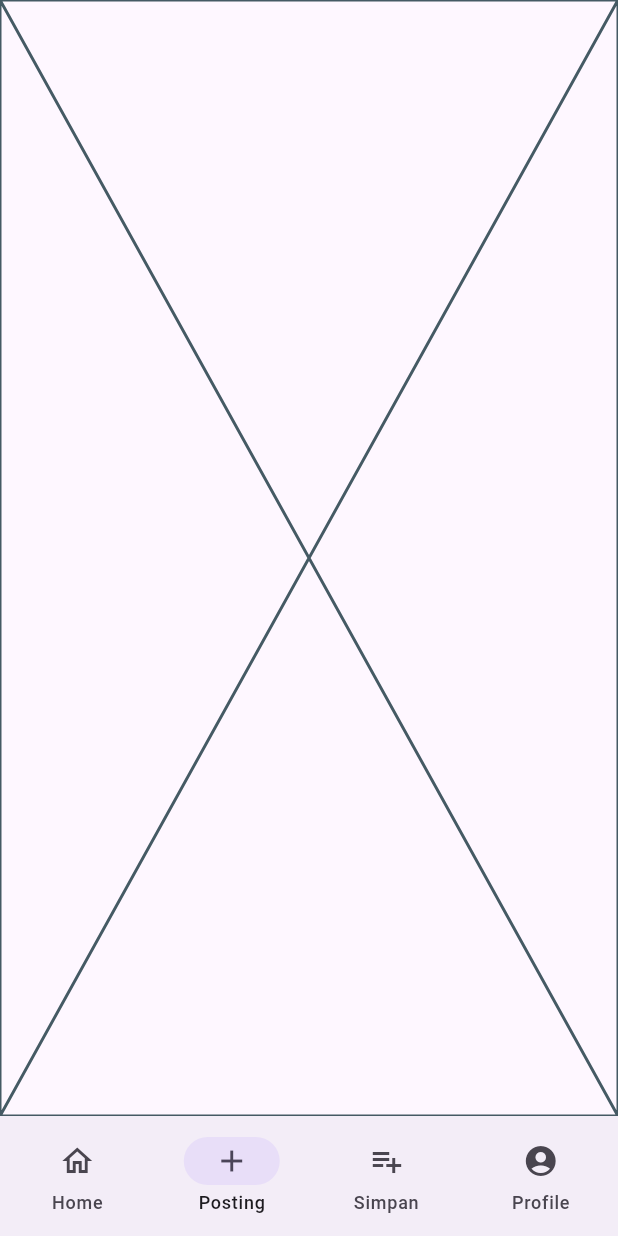
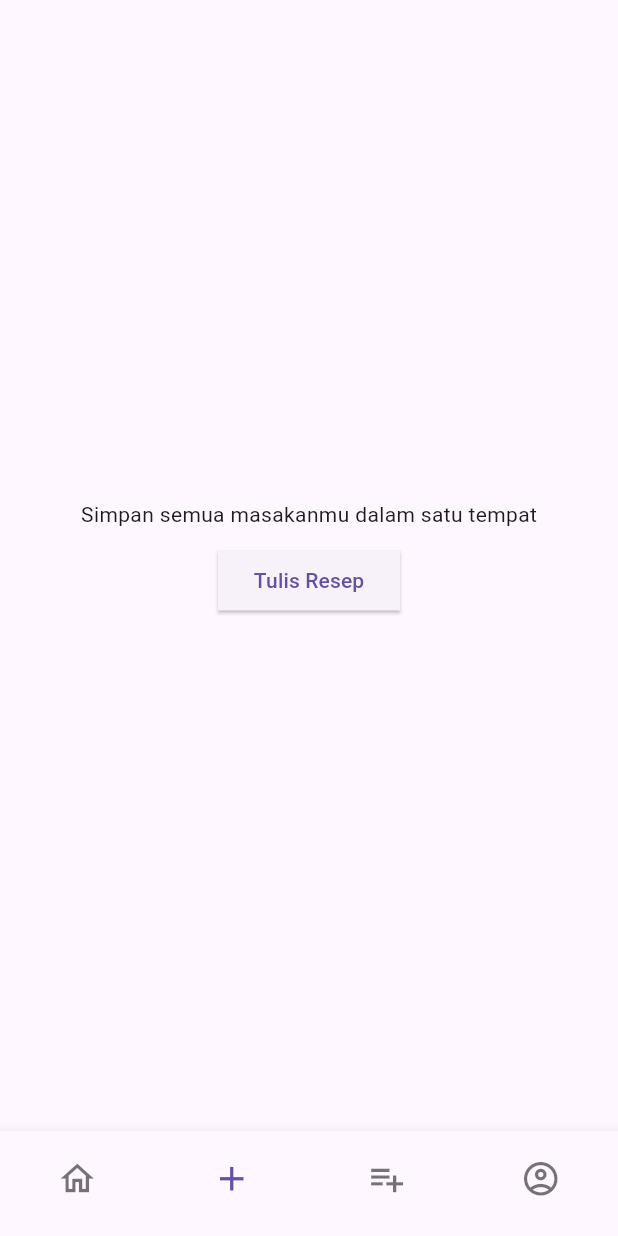
Before and after one commit to mdbicode/nusantara_recipe, a Flutter app: the screen it shows after launch, item 2 of the bottom bar chosen, on a phone screen of 412 x 824 dp. Run offline on Flutter 3.47's test engine with Material 3 defaults, Android fonts, the phone set to English and light mode, and no system bars.

Commit message:
make login, register, my-recipe, and update profile page

```diff
--- a/lib/save.dart
+++ b/lib/collection.dart
@@ -1,7 +1,7 @@
 import 'package:flutter/material.dart';
 
-class RecipeSave extends StatelessWidget {
-  const RecipeSave({super.key});
+class Collection extends StatelessWidget {
+  const Collection({super.key});
 
   @override
   Widget build(BuildContext context) {
--- a/lib/form.dart
+++ /dev/null
@@ -1,15 +0,0 @@
-import 'package:flutter/material.dart';
-
-class RecipeForm extends StatefulWidget {
-  const RecipeForm({super.key});
-
-  @override
-  State<RecipeForm> createState() => _RecipeFormState();
-}
-
-class _RecipeFormState extends State<RecipeForm> {
-  @override
-  Widget build(BuildContext context) {
-    return const Placeholder();
-  }
-}
--- a/lib/home.dart
+++ b/lib/home.dart
@@ -57,9 +57,9 @@ class HomeScreen extends StatelessWidget {
                   padding: const EdgeInsets.only(top: 5, bottom: 20, left: 10),
                   child: Row(
                     children: [
-                      ElevatedButton(onPressed: () {}, child: const Text('Ayam')),
-                      ElevatedButton(onPressed: () {}, child: const Text('Tahu')),
-                      ElevatedButton(onPressed: () {}, child: const Text('Tempe')),
+                      Container(margin: EdgeInsets.only(right: 7.0), child: ElevatedButton(onPressed: () {}, child: const Text('Ayam'))),
+                      Container(margin: EdgeInsets.only(right: 7.0), child: ElevatedButton(onPressed: () {}, child: const Text('Tahu'))),
+                      Container(margin: EdgeInsets.only(right: 7.0), child: ElevatedButton(onPressed: () {}, child: const Text('Tempe'))),
                     ],
                   ),
                 ),
--- a/lib/layout.dart
+++ b/lib/layout.dart
@@ -1,8 +1,8 @@
 import 'package:flutter/material.dart';
-import 'package:nusantara_recipe/form.dart';
+import 'package:nusantara_recipe/my-recipe.dart';
 import 'package:nusantara_recipe/home.dart';
 import 'package:nusantara_recipe/profile.dart';
-import 'package:nusantara_recipe/save.dart';
+import 'package:nusantara_recipe/collection.dart';
 
 class Layout extends StatefulWidget {
   const Layout({super.key});
@@ -17,8 +17,8 @@ class _LayoutState extends State<Layout> {
 
   final List<Widget> _pages = <Widget>[
     const HomeScreen(),
-    const RecipeForm(),
-    const RecipeSave(),
+    const MyRecipe(),
+    const Collection(),
     const Profile()
   ];
 
@@ -31,28 +31,35 @@ class _LayoutState extends State<Layout> {
   Widget build(BuildContext context) {
     return Scaffold(
       resizeToAvoidBottomInset: false,
-      bottomNavigationBar: NavigationBar(
-        selectedIndex: _selectedIndex,
-        onDestinationSelected: _onItemTapped,
-        destinations: const <Widget>[
-          NavigationDestination(
-            selectedIcon: Icon(Icons.home),
+      bottomNavigationBar: Container(
+        height: 70,
+        child: BottomNavigationBar(
+          items: const <BottomNavigationBarItem>[
+              BottomNavigationBarItem(
                 icon: Icon(Icons.home_outlined),
-            label: 'Home',
+                label: '', // Label kosong
               ),
-          NavigationDestination(
-            icon: Icon(Icons.add),
-            label: 'Posting',
+              BottomNavigationBarItem(
+                icon: Icon(Icons.add_outlined),
+                label: '', // Label kosong
               ),
-          NavigationDestination(
+              BottomNavigationBarItem(
                 icon: Icon(Icons.playlist_add_outlined),
-            label: 'Simpan',
+                label: '', // Label kosong
               ),
-          NavigationDestination(
-            icon: Icon(Icons.account_circle_rounded),
-            label: 'Profile',
+              BottomNavigationBarItem(
+                icon: Icon(Icons.account_circle_outlined),
+                label: '', // Label kosong
               ),
             ],
+            currentIndex: _selectedIndex,
+            onTap: _onItemTapped,
+            showUnselectedLabels: false,
+            showSelectedLabels: false,
+
+            type: BottomNavigationBarType.fixed,
+            iconSize: 27,
+            ),
       ),
       body: IndexedStack(
         index: _selectedIndex,
--- a/lib/main.dart
+++ b/lib/main.dart
@@ -1,4 +1,6 @@
 import 'package:flutter/material.dart';
+import 'package:nusantara_recipe/auth/login.dart';
+import 'package:nusantara_recipe/auth/register.dart';
 import 'package:nusantara_recipe/layout.dart';
 
 void main() => runApp(const MyApp());
@@ -9,6 +11,19 @@
   @override
   Widget build(BuildContext context) {
     return MaterialApp(
+      routes: {
+        '/login': (context) => LoginPage(),
+        '/register': (context) => RegisterPage(),
+      },
+      theme: ThemeData(
+        elevatedButtonTheme: ElevatedButtonThemeData(
+          style: ElevatedButton.styleFrom(
+            shape: RoundedRectangleBorder(
+              borderRadius: BorderRadius.zero,
+              ),
+            ),
+          ),
+        ),
       debugShowCheckedModeBanner: false,
       home: const Layout(), // Panggil widget dari home.dart
     );
--- /dev/null
+++ b/lib/my-recipe.dart
@@ -0,0 +1,31 @@
+import 'package:flutter/material.dart';
+
+class MyRecipe extends StatefulWidget {
+  const MyRecipe({super.key});
+
+  @override
+  State<MyRecipe> createState() => _MyRecipeState();
+}
+
+class _MyRecipeState extends State<MyRecipe> {
+  @override
+  Widget build(BuildContext context) {
+    return Scaffold(
+      body: Center(
+        child: Column(
+          mainAxisAlignment: MainAxisAlignment.center,
+          children: [
+            Text('Simpan semua masakanmu dalam satu tempat'),
+            Container(
+              padding: EdgeInsets.all(10),
+              child: ElevatedButton(
+                      onPressed: () {},
+                      child: const Text('Tulis Resep'),
+                    ),
+            ),
+          ],
+        )
+        ),
+    );
+  }
+}
```
Also changed, not shown: lib/auth/login.dart (added, +97 -0 lines), lib/auth/register.dart (added, +103 -0 lines), lib/profile.dart (+10 -1 lines). Lines whose indentation alone changed are shown as unchanged.
